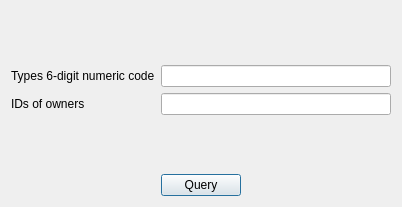
Old version of the form graphical-client/query_screen.ui in the repository GTA-UFRJ/CACIC-Use-Case.
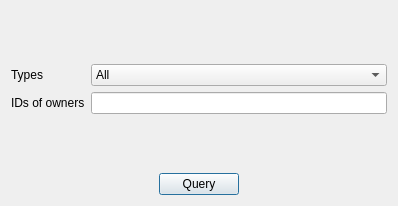
New version of the form.

What changed in the file:
```diff
--- a/graphical-client/query_screen.ui
+++ b/graphical-client/query_screen.ui
@@ -6,8 +6,8 @@
    <rect>
     <x>0</x>
     <y>0</y>
-    <width>402</width>
-    <height>207</height>
+    <width>398</width>
+    <height>206</height>
    </rect>
   </property>
   <property name="windowTitle">
@@ -38,18 +38,27 @@
         </sizepolicy>
        </property>
        <property name="text">
-        <string>Types 6-digit numeric code</string>
+        <string>Types</string>
        </property>
       </widget>
      </item>
      <item row="0" column="1">
-      <widget class="QLineEdit" name="types_lineedit">
-       <property name="sizePolicy">
-        <sizepolicy hsizetype="Minimum" vsizetype="Minimum">
-         <horstretch>0</horstretch>
-         <verstretch>0</verstretch>
-        </sizepolicy>
-       </property>
+      <widget class="QComboBox" name="types_box">
+       <item>
+        <property name="text">
+         <string>All</string>
+        </property>
+       </item>
+       <item>
+        <property name="text">
+         <string>Smart Meters</string>
+        </property>
+       </item>
+       <item>
+        <property name="text">
+         <string>Aggregated</string>
+        </property>
+       </item>
       </widget>
      </item>
      <item row="1" column="0">
```
